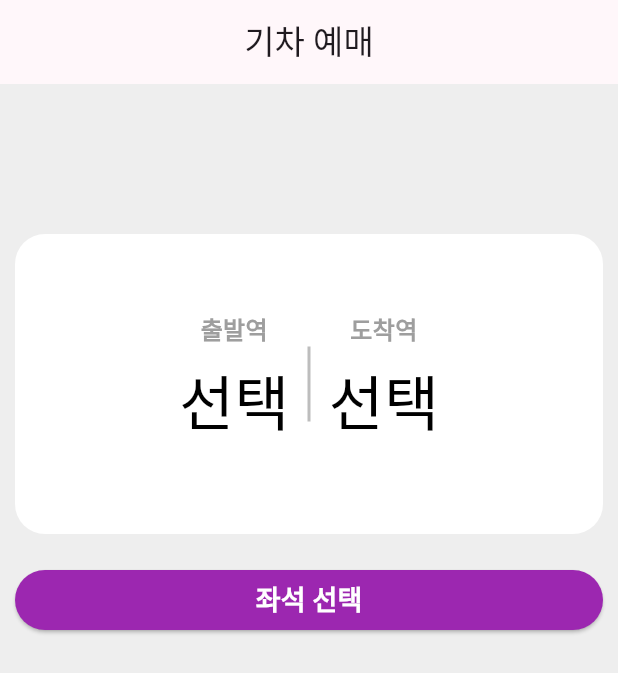
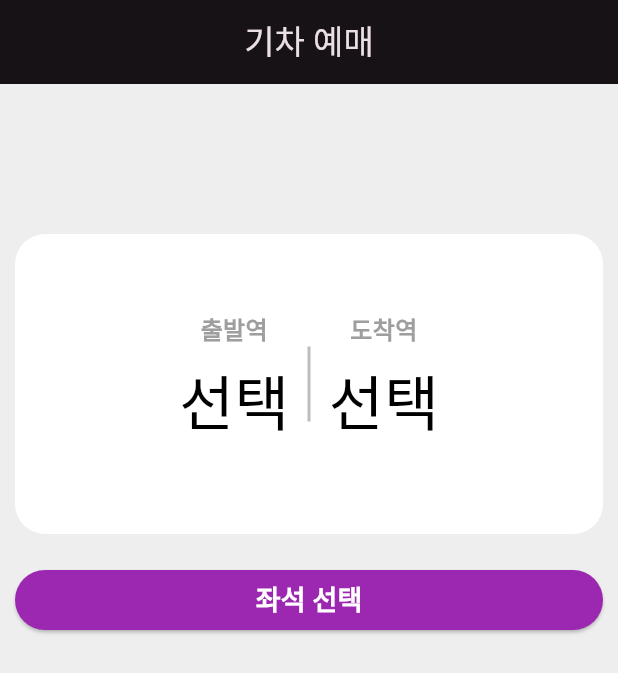
Before and after one commit to marion419/flutter_train_app, a Flutter app: the screen it shows after launch, on a phone screen of 412 x 824 dp. Shown: the top 673 px of the screen. Run offline on Flutter 3.47's test engine with Material 3 defaults, Android fonts, the phone set to English and light mode, and no system bars.

Commit message:
다크 테마 생성

```diff
--- a/lib/main.dart
+++ b/lib/main.dart
@@ -14,8 +14,9 @@ class MyApp extends StatelessWidget {
   Widget build(BuildContext context) {
     return MaterialApp(
       title: 'Train App',
-      themeMode: ThemeMode.light,
+      themeMode: ThemeMode.dark,
       theme: lightTheme,
+      darkTheme: darkTheme,
       home: const MyHomePage(),
     );
   }
--- a/lib/theme.dart
+++ b/lib/theme.dart
@@ -20,3 +20,25 @@ final lightTheme=ThemeData(
     ),
   ),
 );
+
+final darkTheme=ThemeData(
+  scaffoldBackgroundColor: Colors.black,
+  colorScheme: ColorScheme.fromSeed(
+    seedColor: Colors.purple,
+    brightness: Brightness.dark,
+  ),
+  dividerColor: Colors.white,
+  highlightColor: Colors.purple,
+
+  elevatedButtonTheme: ElevatedButtonThemeData(
+    style: ButtonStyle(
+      shape: WidgetStatePropertyAll(
+        RoundedRectangleBorder(
+          borderRadius: BorderRadius.circular(20),
+        ),
+      ),
+      backgroundColor: WidgetStatePropertyAll(Colors.purple),
+      foregroundColor: WidgetStatePropertyAll(Colors.white),
+    ),
+  ),
+);
```
